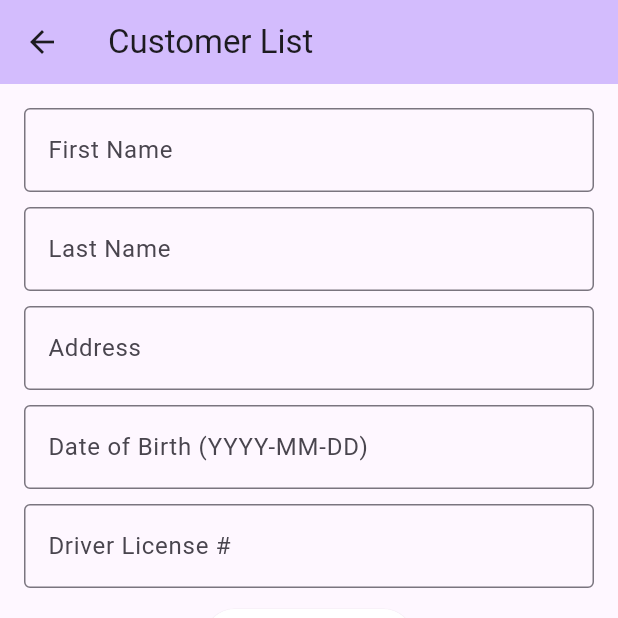
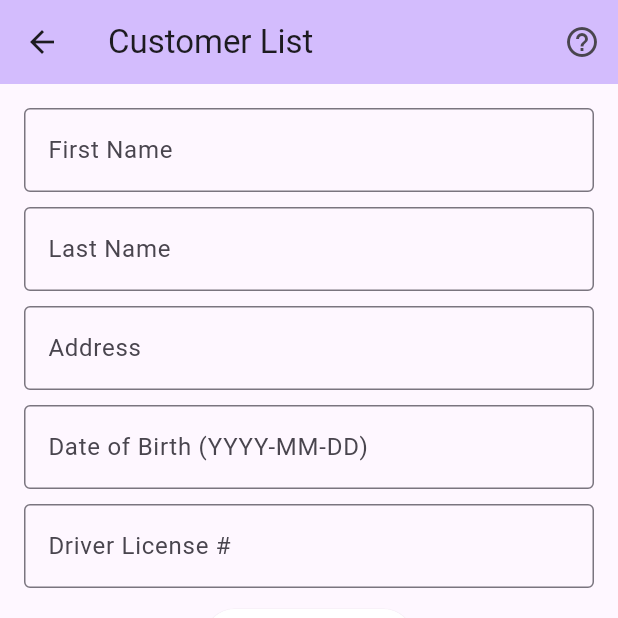
Before and after one commit to Ema-louna/test_github_flutter, a Flutter app: the CustomerMain screen opened directly, after a tap on "Add Customer", on a phone screen of 412 x 824 dp, the top half of it. Run offline on Flutter 3.47's test engine with Material 3 defaults, Android fonts, the phone set to English and light mode, and no system bars; our stand-ins replace floor, shared_preferences, sqflite, sqflite_common_ffi, sqflite_common_ffi_web; missing offline and left inert: encrypted_shared_preferences; accounts and stored records are empty; generated files the repository leaves out were written again.

Commit message:
Add ActionBar with Help dialog

```diff
--- a/lib/customer_main.dart
+++ b/lib/customer_main.dart
@@ -40,19 +40,13 @@ class _CustomerMainState extends State<CustomerMain> {
     try {
       print('Initializing database... kIsWeb = $kIsWeb');
 
-      // CRITICAL: Must set factory BEFORE any database operations
       if (kIsWeb) {
-        print('Setting up web database factory...');
         sqflite.databaseFactory = databaseFactoryFfiWeb;
       }
-
-      print('Creating database...');
 
       final database = await $FloorAppDatabase
           .databaseBuilder('customer_database.db')
           .build();
-
-      print('Database created successfully');
 
       _database = database;
       _customerDao = database.customerDao;
@@ -63,8 +57,6 @@ class _CustomerMainState extends State<CustomerMain> {
         _customers = customers;
         _isLoading = false;
       });
-
-      print('Database initialized. Total: ${_customers.length}');
     } catch (e, stackTrace) {
       print('Error initializing database: $e');
       print('Stack trace: $stackTrace');
@@ -76,7 +68,6 @@ class _CustomerMainState extends State<CustomerMain> {
 
   Future<void> _addCustomer() async {
     if (_customerDao == null) {
-      print('Database not ready');
       ScaffoldMessenger.of(context).showSnackBar(
         const SnackBar(content: Text('Database not ready. Please wait...')),
       );
@@ -95,7 +86,6 @@ class _CustomerMainState extends State<CustomerMain> {
     }
 
     try {
-      // Create new customer with auto-incremented ID
       final customer = Customer(
         Customer.ID++,
         _firstNameController.text,
@@ -105,25 +95,15 @@ class _CustomerMainState extends State<CustomerMain> {
         _licenseController.text,
       );
 
-      print('Adding customer: ${customer.firstName} ${customer.lastName} (ID: ${customer.id})');
-
-      // Insert into database
       await _customerDao!.insertCustomer(customer);
-
       await _saveLastCustomerData(customer);
 
-      print('Customer inserted successfully');
-
-      // Reload customers from database
       final customers = await _customerDao!.findAllCustomers();
-
-      print('After insert: ${customers.length} customers in database');
 
       setState(() {
         _customers = customers;
       });
 
-      // Clear fields
       _firstNameController.clear();
       _lastNameController.clear();
       _addressController.clear();
@@ -134,15 +114,12 @@ class _CustomerMainState extends State<CustomerMain> {
         SnackBar(content: Text('Customer added successfully! Total: ${_customers.length}')),
       );
     } catch (e) {
-      print('Error adding customer: $e');
-      print('Error type: ${e.runtimeType}');
       ScaffoldMessenger.of(context).showSnackBar(
         SnackBar(content: Text('Error: $e')),
       );
     }
   }
 
-  /// Load last saved customer data from encrypted storage
   Future<void> _loadLastCustomerData() async {
     try {
       final firstName = await _encryptedPrefs.getString('lastFirstName');
@@ -151,7 +128,6 @@ class _CustomerMainState extends State<CustomerMain> {
       final dob = await _encryptedPrefs.getString('lastDOB');
       final license = await _encryptedPrefs.getString('lastLicense');
 
-      // Pre-fill fields if data exists
       if (firstName.isNotEmpty) {
         setState(() {
           _firstNameController.text = firstName;
@@ -160,15 +136,12 @@ class _CustomerMainState extends State<CustomerMain> {
           _dobController.text = dob;
           _licenseController.text = license;
         });
-
-        print('Loaded last customer data from encrypted storage');
       }
     } catch (e) {
       print('Error loading encrypted data: $e');
     }
   }
 
-  /// Save customer data to encrypted storage
   Future<void> _saveLastCustomerData(Customer customer) async {
     try {
       await _encryptedPrefs.setString('lastFirstName', customer.firstName);
@@ -176,16 +149,33 @@ class _CustomerMainState extends State<CustomerMain> {
       await _encryptedPrefs.setString('lastAddress', customer.address);
       await _encryptedPrefs.setString('lastDOB', customer.dateOfBirth);
       await _encryptedPrefs.setString('lastLicense', customer.driverLicense);
-
-      print('Saved customer data to encrypted storage');
     } catch (e) {
       print('Error saving encrypted data: $e');
     }
   }
 
+  void _showHelpDialog() {
+    showDialog(
+      context: context,
+      builder: (_) => AlertDialog(
+        title: const Text('Instructions'),
+        content: const Text(
+            'Fill in all customer fields and click Add Customer.\n'
+                'Tap a customer to view details.\n'
+                'On large screens, details appear beside the list.'
+        ),
+        actions: [
+          TextButton(
+            onPressed: () => Navigator.pop(context),
+            child: const Text('OK'),
+          ),
+        ],
+      ),
+    );
+  }
+
   @override
   Widget build(BuildContext context) {
-    // Check if screen is wide (tablet/desktop)
     final isWide = MediaQuery.of(context).size.width >= 600;
 
     if (_isLoading) {
@@ -193,6 +183,12 @@ class _CustomerMainState extends State<CustomerMain> {
         appBar: AppBar(
           title: const Text('Customer List'),
           backgroundColor: Theme.of(context).colorScheme.inversePrimary,
+          actions: [
+            IconButton(
+              icon: const Icon(Icons.info_outline),
+              onPressed: _showHelpDialog,
+            )
+          ],
         ),
         body: const Center(
           child: Column(
@@ -211,12 +207,17 @@ class _CustomerMainState extends State<CustomerMain> {
       appBar: AppBar(
         title: const Text('Customer List'),
         backgroundColor: Theme.of(context).colorScheme.inversePrimary,
+        actions: [
+          IconButton(
+            icon: const Icon(Icons.help_outline),
+            onPressed: _showHelpDialog,
+          ),
+        ],
       ),
       body: Padding(
         padding: const EdgeInsets.all(16),
         child: Column(
           children: [
-            // Input fields (same as before)
             TextField(
               controller: _firstNameController,
               decoration: const InputDecoration(
@@ -271,11 +272,9 @@ class _CustomerMainState extends State<CustomerMain> {
             ),
             const SizedBox(height: 10),
 
-            // RESPONSIVE LAYOUT: Row for tablet, Column for phone
             Expanded(
               child: Row(
                 children: [
-                  // LEFT SIDE: ListView (always shown)
                   Expanded(
                     flex: 2,
                     child: _customers.isEmpty
@@ -300,10 +299,8 @@ class _CustomerMainState extends State<CustomerMain> {
                             selected: _selectedIndex == index,
                             onTap: () {
                               if (isWide) {
-                                // TABLET: Show details in side panel
                                 setState(() => _selectedIndex = index);
                               } else {
-                                // PHONE: Navigate to full-screen detail page
                                 Navigator.push(
                                   context,
                                   MaterialPageRoute(
@@ -320,7 +317,6 @@ class _CustomerMainState extends State<CustomerMain> {
                     ),
                   ),
 
-                  // RIGHT SIDE: Detail panel (only on wide screens)
                   if (isWide && _selectedIndex != null)
                     Expanded(
                       flex: 3,
@@ -356,7 +352,6 @@ class _CustomerMainState extends State<CustomerMain> {
     );
   }
 
-// Helper method to build detail rows
   Widget _buildDetailRow(String label, String value) {
     return Padding(
       padding: const EdgeInsets.only(bottom: 12),
```
